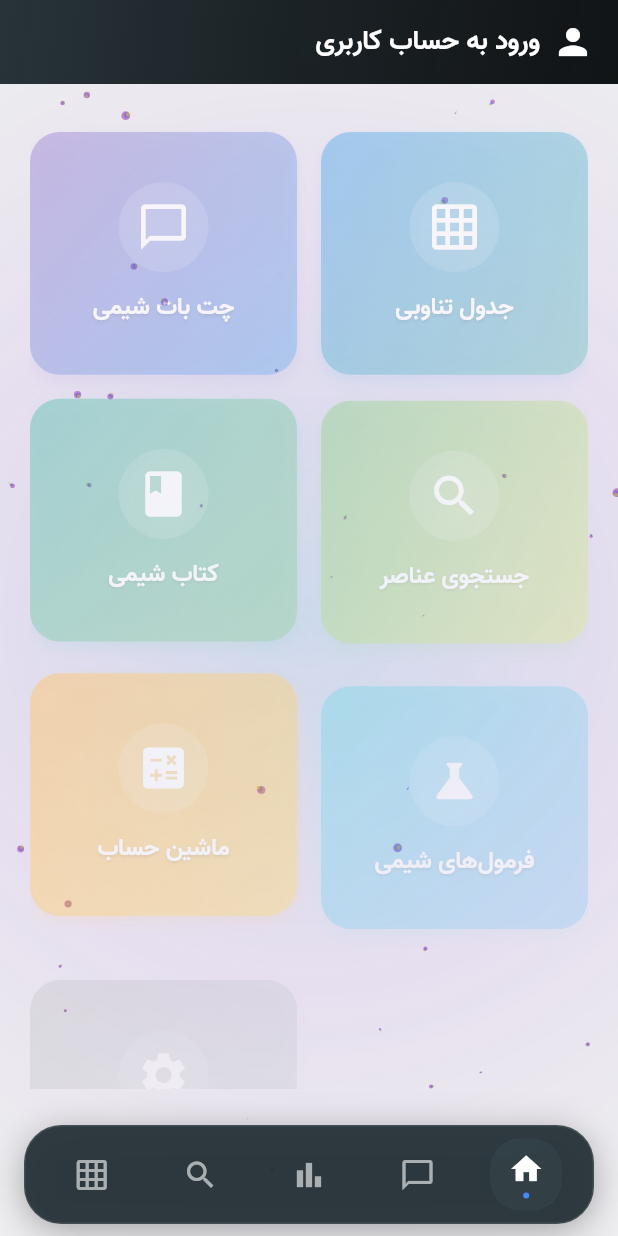
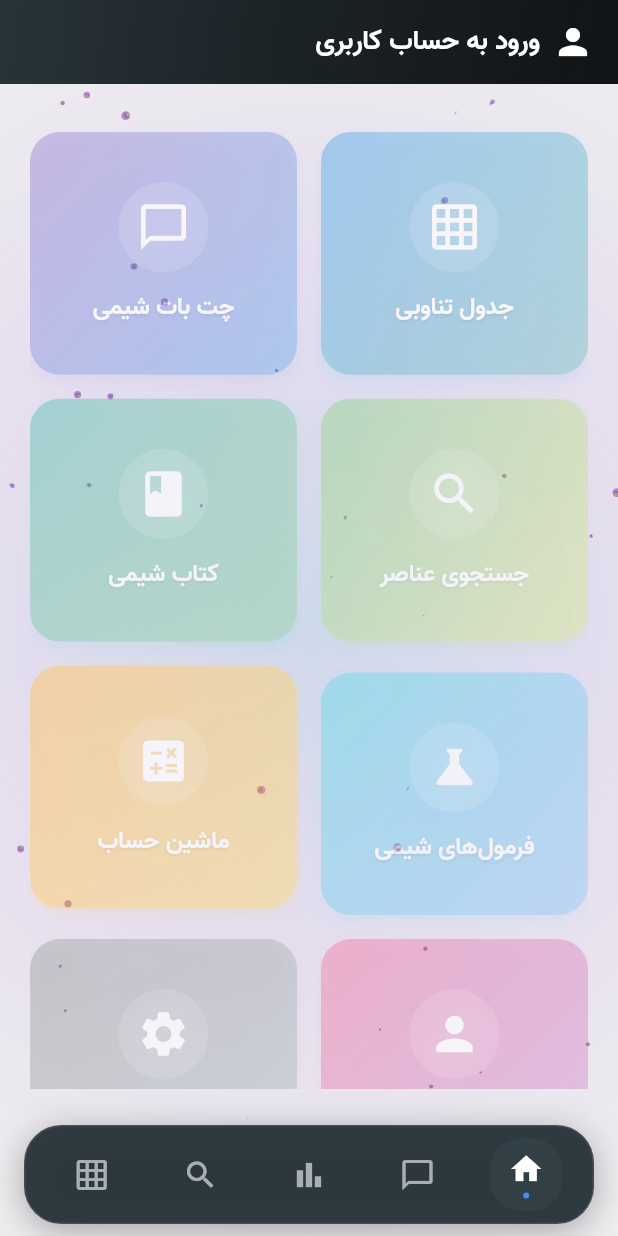
Before and after one commit to Mohamad-2008/chemistry, a Flutter app: the first screen one second after launch, on a phone screen of 412 x 824 dp. Run offline on Flutter 3.47's test engine with Material 3 defaults, Android fonts, the phone set to English and light mode, and no system bars; our stand-ins replace dio, dropdown_button2, flutter_chat_types, flutter_chat_ui, just_audio, lottie and 1 more.

Commit message:
auto backup 2026-07-03

```diff
--- /dev/null
+++ b/compose.debug.yaml
@@ -0,0 +1,6 @@
+services:
+  chemistry:
+    image: chemistry
+    build:
+      context: .
+      dockerfile: ./Dockerfile
--- /dev/null
+++ b/compose.yaml
@@ -0,0 +1,6 @@
+services:
+  chemistry:
+    image: chemistry
+    build:
+      context: .
+      dockerfile: ./Dockerfile
--- a/lib/features/periodic_table/presentation/screens/periodic_table_screen.dart
+++ b/lib/features/periodic_table/presentation/screens/periodic_table_screen.dart
@@ -597,11 +597,11 @@ class _PeriodicTableScreenState extends State<PeriodicTableScreen> with TickerPr
         return AnimatedBuilder(
           animation: _fadeController,
           builder: (context, child) {
-            final delay = index * 0.1;
+            final delay = (index * 0.1).clamp(0.0, 0.5);
             final animation = Tween<double>(begin: 0.0, end: 1.0).animate(
               CurvedAnimation(
                 parent: _fadeController,
-                curve: Interval(delay, delay + 0.5, curve: Curves.easeOutCubic),
+                curve: Interval(delay, (delay + 0.3).clamp(0.0, 1.0), curve: Curves.easeOutCubic),
               ),
             );
             return Transform.translate(
--- a/lib/main.dart
+++ b/lib/main.dart
@@ -41,7 +41,7 @@ class MyApp extends StatelessWidget {
           primarySwatch: Colors.blue,
           scaffoldBackgroundColor: const Color(0xFF1A1A1A),
           appBarTheme: AppBarTheme(
-            backgroundColor: Colors.black.withOpacity(0.7),
+            backgroundColor: Colors.black.withAlpha((255 * 0.7).round()),
             elevation: 0,
             titleTextStyle: const TextStyle(
               color: Colors.white,
@@ -64,8 +64,8 @@ class MyApp extends StatelessWidget {
               fontFamily: 'Lalezar',
             ),
           ),
-          dialogTheme: DialogTheme(
-            backgroundColor: Colors.black.withOpacity(0.8),
+          dialogTheme: DialogThemeData(
+            backgroundColor: Colors.black.withAlpha((255 * 0.8).round()),
             shape: RoundedRectangleBorder(
               borderRadius: BorderRadius.circular(20),
             ),
```
Also changed, not shown: pubspec.lock, 15 other files.
